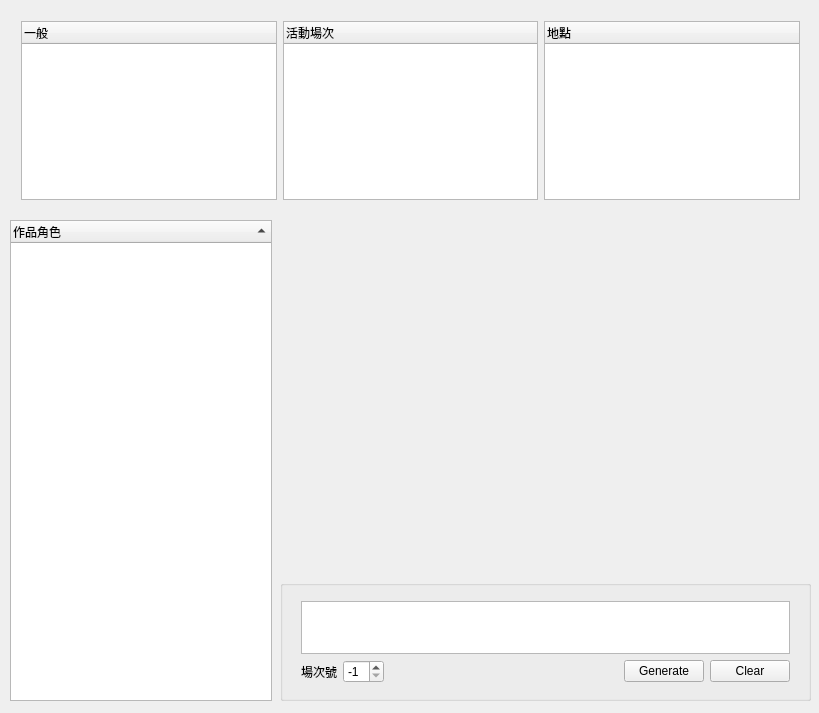
PingChinHuang/flickrTagGenerator, file acgtaggenerator.ui: the form before one commit.
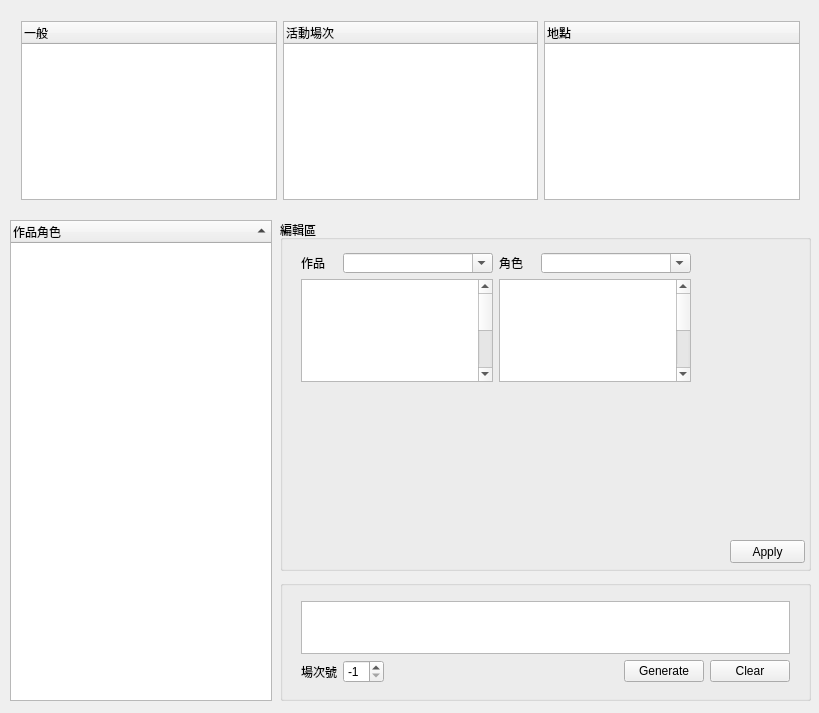
The form after the commit.

Commit message: XML QDomDocument object become a member of the class to reduce the effort of file open. Add a area to support XML modification in the future.

```diff
--- a/acgtaggenerator.ui
+++ b/acgtaggenerator.ui
@@ -176,6 +176,283 @@
     </item>
    </layout>
   </widget>
+  <widget class="QGroupBox" name="groupBox_2">
+   <property name="geometry">
+    <rect>
+     <x>280</x>
+     <y>220</y>
+     <width>531</width>
+     <height>351</height>
+    </rect>
+   </property>
+   <property name="title">
+    <string>編輯區</string>
+   </property>
+   <property name="flat">
+    <bool>true</bool>
+   </property>
+   <widget class="QPushButton" name="pushButtonApply">
+    <property name="geometry">
+     <rect>
+      <x>450</x>
+      <y>320</y>
+      <width>75</width>
+      <height>23</height>
+     </rect>
+    </property>
+    <property name="text">
+     <string>Apply</string>
+    </property>
+   </widget>
+   <widget class="QWidget" name="">
+    <property name="geometry">
+     <rect>
+      <x>10</x>
+      <y>22</y>
+      <width>412</width>
+      <height>151</height>
+     </rect>
+    </property>
+    <layout class="QHBoxLayout" name="horizontalLayout_5">
+     <item>
+      <layout class="QVBoxLayout" name="verticalLayout_2">
+       <item>
+        <layout class="QHBoxLayout" name="horizontalLayout_2">
+         <item>
+          <widget class="QLabel" name="labelWork">
+           <property name="minimumSize">
+            <size>
+             <width>0</width>
+             <height>20</height>
+            </size>
+           </property>
+           <property name="maximumSize">
+            <size>
+             <width>50</width>
+             <height>20</height>
+            </size>
+           </property>
+           <property name="text">
+            <string>作品</string>
+           </property>
+          </widget>
+         </item>
+         <item>
+          <widget class="QComboBox" name="comboBoxWork">
+           <property name="sizePolicy">
+            <sizepolicy hsizetype="Fixed" vsizetype="Fixed">
+             <horstretch>0</horstretch>
+             <verstretch>0</verstretch>
+            </sizepolicy>
+           </property>
+           <property name="minimumSize">
+            <size>
+             <width>150</width>
+             <height>20</height>
+            </size>
+           </property>
+           <property name="maximumSize">
+            <size>
+             <width>150</width>
+             <height>20</height>
+            </size>
+           </property>
+           <property name="editable">
+            <bool>true</bool>
+           </property>
+          </widget>
+         </item>
+        </layout>
+       </item>
+       <item>
+        <widget class="QTableWidget" name="tableWidgetWork">
+         <property name="maximumSize">
+          <size>
+           <width>200</width>
+           <height>16777215</height>
+          </size>
+         </property>
+         <property name="editTriggers">
+          <set>QAbstractItemView::AnyKeyPressed|QAbstractItemView::EditKeyPressed|QAbstractItemView::SelectedClicked</set>
+         </property>
+         <property name="selectionMode">
+          <enum>QAbstractItemView::NoSelection</enum>
+         </property>
+         <property name="showGrid">
+          <bool>false</bool>
+         </property>
+         <property name="gridStyle">
+          <enum>Qt::NoPen</enum>
+         </property>
+         <property name="cornerButtonEnabled">
+          <bool>false</bool>
+         </property>
+         <property name="rowCount">
+          <number>10</number>
+         </property>
+         <property name="columnCount">
+          <number>1</number>
+         </property>
+         <attribute name="horizontalHeaderVisible">
+          <bool>false</bool>
+         </attribute>
+         <attribute name="horizontalHeaderDefaultSectionSize">
+          <number>199</number>
+         </attribute>
+         <attribute name="horizontalHeaderHighlightSections">
+          <bool>false</bool>
+         </attribute>
+         <attribute name="horizontalHeaderMinimumSectionSize">
+          <number>100</number>
+         </attribute>
+         <attribute name="verticalHeaderVisible">
+          <bool>false</bool>
+         </attribute>
+         <attribute name="verticalHeaderDefaultSectionSize">
+          <number>15</number>
+         </attribute>
+         <attribute name="verticalHeaderHighlightSections">
+          <bool>false</bool>
+         </attribute>
+         <attribute name="verticalHeaderMinimumSectionSize">
+          <number>15</number>
+         </attribute>
+         <row/>
+         <row/>
+         <row/>
+         <row/>
+         <row/>
+         <row/>
+         <row/>
+         <row/>
+         <row/>
+         <row/>
+         <column/>
+        </widget>
+       </item>
+      </layout>
+     </item>
+     <item>
+      <layout class="QVBoxLayout" name="verticalLayout_3">
+       <item>
+        <layout class="QHBoxLayout" name="horizontalLayout_4">
+         <item>
+          <widget class="QLabel" name="labelChar">
+           <property name="minimumSize">
+            <size>
+             <width>0</width>
+             <height>20</height>
+            </size>
+           </property>
+           <property name="maximumSize">
+            <size>
+             <width>50</width>
+             <height>20</height>
+            </size>
+           </property>
+           <property name="text">
+            <string>角色</string>
+           </property>
+          </widget>
+         </item>
+         <item>
+          <widget class="QComboBox" name="comboBoxChar">
+           <property name="sizePolicy">
+            <sizepolicy hsizetype="Fixed" vsizetype="Fixed">
+             <horstretch>0</horstretch>
+             <verstretch>0</verstretch>
+            </sizepolicy>
+           </property>
+           <property name="minimumSize">
+            <size>
+             <width>150</width>
+             <height>20</height>
+            </size>
+           </property>
+           <property name="maximumSize">
+            <size>
+             <width>150</width>
+             <height>20</height>
+            </size>
+           </property>
+           <property name="editable">
+            <bool>true</bool>
+           </property>
+          </widget>
+         </item>
+        </layout>
+       </item>
+       <item>
+        <widget class="QTableWidget" name="tableWidgetChar">
+         <property name="maximumSize">
+          <size>
+           <width>200</width>
+           <height>16777215</height>
+          </size>
+         </property>
+         <property name="editTriggers">
+          <set>QAbstractItemView::AnyKeyPressed|QAbstractItemView::EditKeyPressed|QAbstractItemView::SelectedClicked</set>
+         </property>
+         <property name="selectionMode">
+          <enum>QAbstractItemView::NoSelection</enum>
+         </property>
+         <property name="showGrid">
+          <bool>false</bool>
+         </property>
+         <property name="gridStyle">
+          <enum>Qt::NoPen</enum>
+         </property>
+         <property name="cornerButtonEnabled">
+          <bool>false</bool>
+         </property>
+         <property name="rowCount">
+          <number>10</number>
+         </property>
+         <property name="columnCount">
+          <number>1</number>
+         </property>
+         <attribute name="horizontalHeaderVisible">
+          <bool>false</bool>
+         </attribute>
+         <attribute name="horizontalHeaderDefaultSectionSize">
+          <number>199</number>
+         </attribute>
+         <attribute name="horizontalHeaderHighlightSections">
+          <bool>false</bool>
+         </attribute>
+         <attribute name="horizontalHeaderMinimumSectionSize">
+          <number>100</number>
+         </attribute>
+         <attribute name="verticalHeaderVisible">
+          <bool>false</bool>
+         </attribute>
+         <attribute name="verticalHeaderDefaultSectionSize">
+          <number>15</number>
+         </attribute>
+         <attribute name="verticalHeaderHighlightSections">
+          <bool>false</bool>
+         </attribute>
+         <attribute name="verticalHeaderMinimumSectionSize">
+          <number>15</number>
+         </attribute>
+         <row/>
+         <row/>
+         <row/>
+         <row/>
+         <row/>
+         <row/>
+         <row/>
+         <row/>
+         <row/>
+         <row/>
+         <column/>
+        </widget>
+       </item>
+      </layout>
+     </item>
+    </layout>
+   </widget>
+  </widget>
   <zorder>groupBox</zorder>
   <zorder>layoutWidget</zorder>
   <zorder>treeWidgetWork</zorder>
```
Left out of the diff: 6 changed lines with no effect on the pictures. The commit also changes 2 other files.
